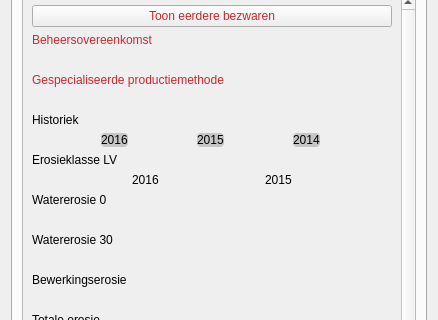
Old version of the form ui_parcelinfocontentwidget.ui in the repository DOV-Vlaanderen/erosiebezwaren; both pictures show x 0 to 438 and y 265 to 585 of the 438 by 761 pixel window.
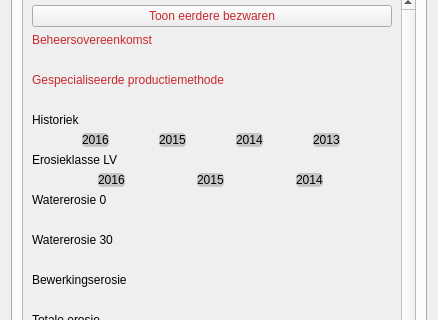
New version of the form. Custom widgets are drawn as their Qt base class.

Commit message: Erosieklassen 2014 en 2013 opnieuw toegevoegd.

What changed in the file:
```diff
--- a/ui_parcelinfocontentwidget.ui
+++ b/ui_parcelinfocontentwidget.ui
@@ -230,7 +230,7 @@
           <property name="geometry">
            <rect>
             <x>0</x>
-            <y>0</y>
+            <y>-30</y>
             <width>383</width>
             <height>728</height>
            </rect>
@@ -379,6 +379,25 @@
                </property>
               </widget>
              </item>
+             <item>
+              <widget class="SensitivityColorLabel" name="efw_kleur_2013">
+               <property name="sizePolicy">
+                <sizepolicy hsizetype="Maximum" vsizetype="Preferred">
+                 <horstretch>0</horstretch>
+                 <verstretch>0</verstretch>
+                </sizepolicy>
+               </property>
+               <property name="styleSheet">
+                <string notr="true">* { background-color: #C6C6C6; color: black; border-radius: 4px;}</string>
+               </property>
+               <property name="text">
+                <string>2013</string>
+               </property>
+               <property name="margin">
+                <number>4</number>
+               </property>
+              </widget>
+             </item>
             </layout>
            </item>
            <item>
@@ -398,6 +417,9 @@
                  <verstretch>0</verstretch>
                 </sizepolicy>
                </property>
+               <property name="styleSheet">
+                <string notr="true">* { background-color: #C6C6C6; color: black; border-radius: 4px;}</string>
+               </property>
                <property name="text">
                 <string>2016</string>
                </property>
@@ -414,6 +436,9 @@
                  <verstretch>0</verstretch>
                 </sizepolicy>
                </property>
+               <property name="styleSheet">
+                <string notr="true">* { background-color: #C6C6C6; color: black; border-radius: 4px;}</string>
+               </property>
                <property name="text">
                 <string>2015</string>
                </property>
@@ -422,6 +447,25 @@
                </property>
               </widget>
              </item>
+             <item>
+              <widget class="SensitivityColorLabel" name="efw_erosieklasse_lv_2014">
+               <property name="sizePolicy">
+                <sizepolicy hsizetype="Maximum" vsizetype="Preferred">
+                 <horstretch>0</horstretch>
+                 <verstretch>0</verstretch>
+                </sizepolicy>
+               </property>
+               <property name="styleSheet">
+                <string notr="true">* { background-color: #C6C6C6; color: black; border-radius: 4px;}</string>
+               </property>
+               <property name="text">
+                <string>2014</string>
+               </property>
+               <property name="margin">
+                <number>4</number>
+               </property>
+              </widget>
+             </item>
             </layout>
            </item>
            <item>
```
